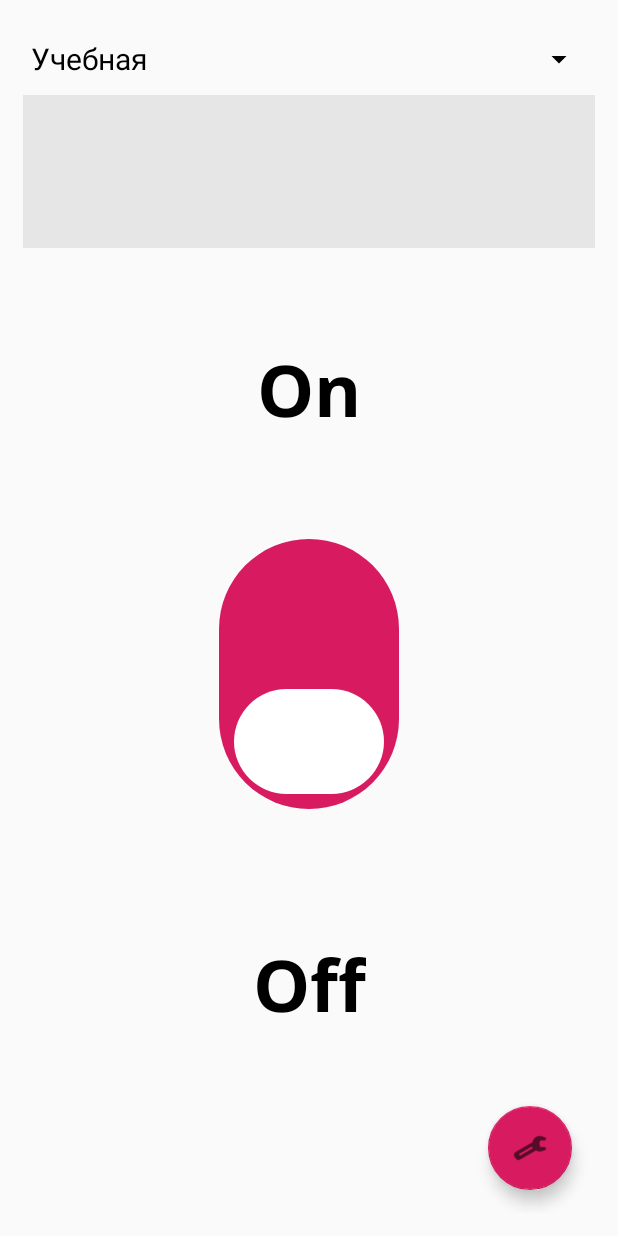
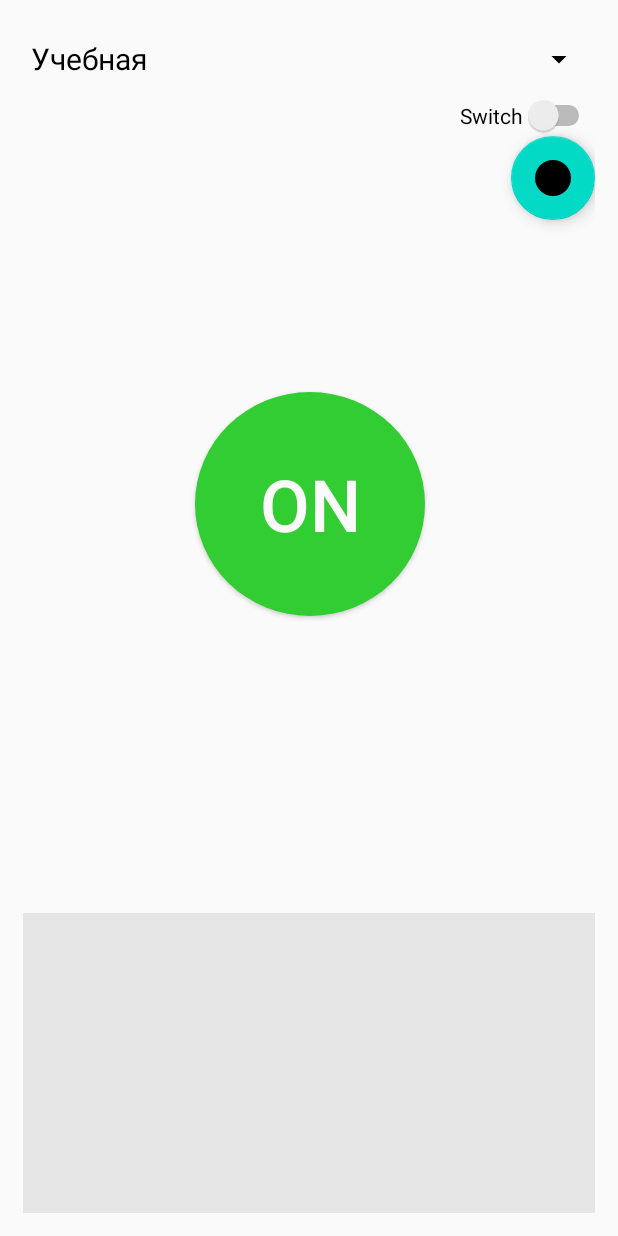
Before and after one commit to HovKuroyan/ESP32DataBase, an Android app: the MainActivity screen opened directly, with no data from a screen before it, on a phone screen of 412 x 824 dp. Run offline under Robolectric (Android 15) with nearby library versions, the phone set to English and light mode, and no system bars; our stand-ins replace Firebase (no records; nobody signed in at launch, a user with empty details on screens opened directly).

Commit message:
new design demo

```diff
--- a/app/src/main/java/com/example/esp32database/MainActivity.java
+++ b/app/src/main/java/com/example/esp32database/MainActivity.java
@@ -4,7 +4,6 @@ import static android.content.ContentValues.TAG;
 
 import androidx.annotation.NonNull;
 import androidx.appcompat.app.AppCompatActivity;
-import androidx.appcompat.widget.SwitchCompat;
 import androidx.recyclerview.widget.LinearLayoutManager;
 import androidx.recyclerview.widget.RecyclerView;
 
@@ -16,11 +15,11 @@ import android.util.Log;
 import android.view.View;
 import android.widget.AdapterView;
 import android.widget.ArrayAdapter;
+import android.widget.Button;
 import android.widget.CompoundButton;
 import android.widget.ProgressBar;
 import android.widget.Spinner;
 import android.widget.Switch;
-import android.widget.TextView;
 import android.widget.Toast;
 
 import com.example.esp32database.DB.DataBaseHelper;
@@ -42,13 +41,16 @@ public class MainActivity extends AppCompatActivity {
     private List<Alarm> alarms;
     private AlarmAdapter alarmAdapter;
     private ProgressBar progressBar;
+    boolean isOn = false;
 
     @Override
     protected void onCreate(Bundle savedInstanceState) {
         super.onCreate(savedInstanceState);
         setContentView(R.layout.activity_main);
+        Button btn = findViewById(R.id.btn);
+
+
         FloatingActionButton btnConfig = findViewById(R.id.btnConfig);
-        SwitchCompat alarmSwitch = findViewById(R.id.mySwitch);
         Spinner alarmTypeSpinner = findViewById(R.id.alarm_type_spinner);
         DataBaseHelper dbHelper = new DataBaseHelper(this);
         List<Result> res = dbHelper.getResults();        //log
@@ -78,6 +80,21 @@ public class MainActivity extends AppCompatActivity {
         ArrayAdapter<String> adapter = new ArrayAdapter<>(this, R.layout.spinner_item, list);
         alarmTypeSpinner.setAdapter(adapter);
         alarmTypeSpinner.setSelection(0);
+        btn.setOnClickListener(new View.OnClickListener() {
+            @Override
+            public void onClick(View v) {
+                isOn = !isOn;
+                mDatabase.child("isOn").setValue(isOn);
+                Alarm al = new Alarm((String) DateFormat.format("hh:mm:ss a", new Date()),
+                        alarmTypeSpinner.getSelectedItem().toString(), isOn ? "On" : "Off");
+                alarms.add(al);
+                for (int i = 0; i < alarms.size(); i++) {
+                    databaseReference.child(String.valueOf(i)).setValue(alarms.get(i));
+                }
+                setChecked(btn, isOn);
+            }
+        });
+
         //log
         databaseReference.addValueEventListener(new ValueEventListener() {
             @Override
@@ -98,19 +115,6 @@ public class MainActivity extends AppCompatActivity {
             }
         });
 
-        //Switch
-        alarmSwitch.setOnCheckedChangeListener(new CompoundButton.OnCheckedChangeListener() {
-            @Override
-            public void onCheckedChanged(CompoundButton buttonView, boolean isChecked) {
-                mDatabase.child("isOn").setValue(isChecked);
-                Alarm al = new Alarm((String) DateFormat.format("hh:mm:ss a", new Date()),
-                        alarmTypeSpinner.getSelectedItem().toString(), isChecked ? "On" : "Off");
-                alarms.add(al);
-                for (int i = 0; i < alarms.size(); i++) {
-                    databaseReference.child(String.valueOf(i)).setValue(alarms.get(i));
-                }
-            }
-        });
 
         //Spinner
         alarmTypeSpinner.setOnItemSelectedListener(new AdapterView.OnItemSelectedListener() {
@@ -128,12 +132,11 @@ public class MainActivity extends AppCompatActivity {
         });
 
         mDatabase.addValueEventListener(new ValueEventListener() {
-
             @Override
             public void onDataChange(@NonNull DataSnapshot snapshot) {
                 Boolean switchState = snapshot.child("isOn").getValue(Boolean.class);
                 if (switchState != null) {
-                    alarmSwitch.setChecked(switchState);
+                    setChecked(btn, switchState);
                 }
                 String alarmType = snapshot.child("type").getValue(String.class);
                 alarmTypeSpinner.setSelection(getIndex(alarmTypeSpinner, alarmType));
@@ -163,4 +166,14 @@ public class MainActivity extends AppCompatActivity {
         }
         return index;
     }
+
+    private void setChecked(Button btn, Boolean isChecked) {
+        if (!isChecked) {
+            btn.setBackground(getResources().getDrawable(R.drawable.button_on_bg));
+            btn.setText("On");
+        } else {
+            btn.setBackground(getResources().getDrawable(R.drawable.button_off_bg));
+            btn.setText("Off");
+        }
+    }
 }
--- /dev/null
+++ b/app/src/main/res/drawable/button_off_bg.xml
@@ -0,0 +1,10 @@
+<?xml version="1.0" encoding="utf-8"?>
+<selector xmlns:android="http://schemas.android.com/apk/res/android">
+    <item>
+        <shape android:shape="oval"
+            android:innerRadius="0dp">
+            <solid android:color="@color/orangeRed" />
+
+        </shape>
+    </item>
+</selector>
--- a/app/src/main/res/drawable/button_bg.xml
+++ b/app/src/main/res/drawable/button_on_bg.xml
@@ -3,7 +3,7 @@
     <item>
         <shape android:shape="oval"
             android:innerRadius="0dp">
-            <solid android:color="#48b3ff" />
+            <solid android:color="@color/limeGreen" />
 
         </shape>
     </item>
--- a/app/src/main/res/layout/activity_main.xml
+++ b/app/src/main/res/layout/activity_main.xml
@@ -4,64 +4,9 @@
     xmlns:tools="http://schemas.android.com/tools"
     android:layout_width="match_parent"
     android:layout_height="match_parent"
-    android:background="#fafafa"
+    android:background="@color/gray"
     android:orientation="vertical"
     android:padding="15dp">
-
-    <com.google.android.material.floatingactionbutton.FloatingActionButton
-        android:id="@+id/btnConfig"
-        android:layout_width="wrap_content"
-        android:layout_height="wrap_content"
-        android:layout_marginEnd="15dp"
-        android:layout_marginRight="15dp"
-        android:layout_marginBottom="15dp"
-        android:clickable="true"
-        app:backgroundTint="#D81B60"
-        app:layout_constraintBottom_toBottomOf="parent"
-        app:layout_constraintEnd_toEndOf="parent"
-        app:srcCompat="@android:drawable/ic_menu_manage" />
-
-    <androidx.appcompat.widget.SwitchCompat
-        android:id="@+id/mySwitch"
-        android:layout_width="wrap_content"
-        android:layout_height="wrap_content"
-        android:rotation="-90"
-        android:scaleX="5"
-        android:scaleY="5"
-        android:thumb="@drawable/thumb_selector"
-        app:layout_constraintBottom_toBottomOf="parent"
-        app:layout_constraintEnd_toEndOf="parent"
-        app:layout_constraintStart_toStartOf="parent"
-        app:layout_constraintTop_toTopOf="parent"
-        app:layout_constraintVertical_bias="0.59000003"
-        app:track="@drawable/track_selector" />
-
-    <TextView
-        android:id="@+id/textView"
-        android:layout_width="wrap_content"
-        android:layout_height="wrap_content"
-        android:fontFamily="@font/open_sans_bold"
-        android:text="On"
-        android:textColor="@color/black"
-
-        android:textSize="48sp"
-        app:layout_constraintBottom_toTopOf="@+id/mySwitch"
-        app:layout_constraintEnd_toEndOf="parent"
-        app:layout_constraintStart_toStartOf="parent"
-        app:layout_constraintTop_toBottomOf="@+id/alarm_type_spinner" />
-
-    <TextView
-        android:id="@+id/textView2"
-        android:layout_width="wrap_content"
-        android:layout_height="wrap_content"
-        android:fontFamily="@font/open_sans_bold"
-        android:text="Off"
-        android:textColor="@color/black"
-        android:textSize="48sp"
-        app:layout_constraintBottom_toBottomOf="parent"
-        app:layout_constraintEnd_toEndOf="parent"
-        app:layout_constraintStart_toStartOf="parent"
-        app:layout_constraintTop_toBottomOf="@+id/mySwitch" />
 
     <Spinner
         android:id="@+id/alarm_type_spinner"
@@ -73,15 +18,47 @@
         app:layout_constraintRight_toRightOf="parent"
         app:layout_constraintTop_toTopOf="parent" />
 
+    <androidx.appcompat.widget.AppCompatButton
+        android:id="@+id/btn"
+        android:layout_width="153dp"
+        android:layout_height="149dp"
+        android:background="@drawable/button_on_bg"
+        android:text="ON"
+        android:textColor="@color/gray"
+        android:textSize="48sp"
+        app:layout_constraintBottom_toTopOf="@+id/constraintLayout"
+        app:layout_constraintEnd_toEndOf="parent"
+        app:layout_constraintHorizontal_bias="0.503"
+        app:layout_constraintStart_toStartOf="parent"
+        app:layout_constraintTop_toBottomOf="@+id/alarm_type_spinner" />
+
+    <Switch
+        android:id="@+id/mySwitch"
+        android:layout_width="wrap_content"
+        android:layout_height="wrap_content"
+        android:text="Switch"
+        app:layout_constraintEnd_toEndOf="parent"
+        app:layout_constraintTop_toBottomOf="@+id/alarm_type_spinner" />
+
+    <com.google.android.material.floatingactionbutton.FloatingActionButton
+        android:id="@+id/btnConfig"
+        android:layout_width="wrap_content"
+        android:layout_height="wrap_content"
+        android:clickable="true"
+        app:layout_constraintEnd_toEndOf="parent"
+        app:layout_constraintTop_toBottomOf="@+id/mySwitch"
+        app:srcCompat="@drawable/blue_fill__rounded_color" />
+
     <androidx.constraintlayout.widget.ConstraintLayout
         android:id="@+id/constraintLayout"
         android:layout_width="0dp"
-        android:layout_height="102dp"
+        android:layout_height="200dp"
         android:background="#e6e6e6"
         app:circularflow_angles="10dp"
+        app:layout_constraintBottom_toBottomOf="parent"
         app:layout_constraintEnd_toEndOf="parent"
-        app:layout_constraintStart_toStartOf="parent"
-        app:layout_constraintTop_toBottomOf="@+id/alarm_type_spinner">
+        app:layout_constraintHorizontal_bias="0.0"
+        app:layout_constraintStart_toStartOf="parent">
 
         <androidx.recyclerview.widget.RecyclerView
             android:id="@+id/recyclerView"
--- a/app/src/main/res/layout/test.xml
+++ b/app/src/main/res/layout/test.xml
@@ -19,10 +19,10 @@
         app:layout_constraintTop_toTopOf="parent" />
 
     <androidx.appcompat.widget.AppCompatButton
-        android:id="@+id/button"
+        android:id="@+id/btn"
         android:layout_width="153dp"
         android:layout_height="149dp"
-        android:background="@drawable/button_bg"
+        android:background="@drawable/button_on_bg"
         android:text="ON"
         android:textSize="48sp"
         app:layout_constraintBottom_toTopOf="@+id/constraintLayout"
--- a/app/src/main/res/values/colors.xml
+++ b/app/src/main/res/values/colors.xml
@@ -8,4 +8,7 @@
     <color name="black">#FF000000</color>
     <color name="white">#FFFFFFFF</color>
     <color name="lightGray">#f2f2f2</color>
+    <color name="gray">#fafafa</color>
+    <color name="limeGreen">#32cd32</color>
+    <color name="orangeRed">#ff5c5c</color>
 </resources>
```
